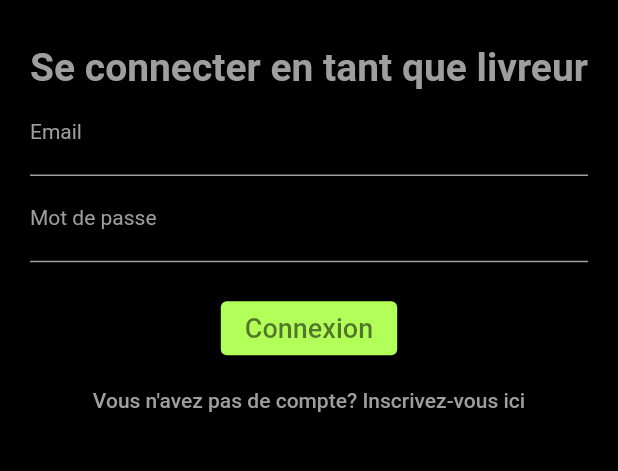
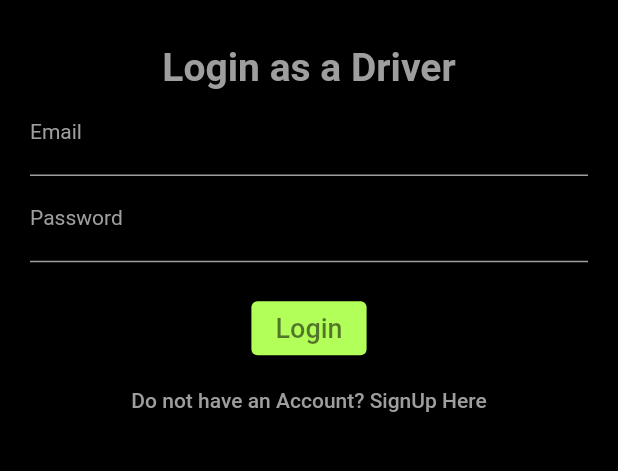
Before and after one commit to dialloibrahimakhaliloulaye/kaay_livre, a Flutter app: the screen it shows after launch, on a phone screen of 412 x 824 dp, the part 425-896 px from its top. Run offline on Flutter 3.47's test engine with Material 2 defaults, Android fonts, the phone set to English and light mode, and no system bars; our stand-ins replace assets_audio_player, firebase_auth, firebase_core, firebase_database, firebase_messaging, fluttertoast and 3 more; missing offline and left inert: flutter_geofire, flutter_polyline_points; accounts and stored records are empty.

Commit message:
yes got it

```diff
--- a/lib/authentification/car_info_screen.dart
+++ b/lib/authentification/car_info_screen.dart
@@ -36,7 +36,7 @@ class _CarInfoScreenState extends State<CarInfoScreen>
     DatabaseReference driversRef = FirebaseDatabase.instance.ref().child("drivers");
     driversRef.child(currentFirebaseUser!.uid).child("car_details").set(driverCarInfoMap);
 
-    Fluttertoast.showToast(msg: "Les détails du moto ont été enregistrés, félicitations.");
+    Fluttertoast.showToast(msg: "Car Details has been saved, Congratulations.");
     Navigator.push(context, MaterialPageRoute(builder: (C)=> const MySplashScreen()));
   }
 
@@ -153,7 +153,7 @@ class _CarInfoScreenState extends State<CarInfoScreen>
                 iconSize: 26,
                 dropdownColor: Colors.black,
                 hint: const Text(
-                  "Veuillez choisir le type de motos",
+                  "Please Choose Cars Type",
                   style: TextStyle(
                     fontSize: 14.0,
                     color: Colors.grey,
@@ -193,7 +193,7 @@ class _CarInfoScreenState extends State<CarInfoScreen>
                   primary: Colors.lightGreenAccent,
                 ),
                 child: const Text(
-                  "Sauvegarder maintenant",
+                  "Save Now",
                   style: TextStyle(
                     color: Colors.black54,
                     fontSize: 18,
--- a/lib/authentification/login_screen.dart
+++ b/lib/authentification/login_screen.dart
@@ -28,11 +28,11 @@ class _LoginScreenState extends State<LoginScreen>
   {
     if(!emailTextEditingController.text.contains("@"))
     {
-      Fluttertoast.showToast(msg: "L'adresse email n'est pas valide.");
+      Fluttertoast.showToast(msg: "Email address is not Valid.");
     }
     else if(passwordTextEditingController.text.isEmpty)
     {
-      Fluttertoast.showToast(msg: "Mot de passe requis.");
+      Fluttertoast.showToast(msg: "Password is required.");
     }
     else
     {
@@ -47,7 +47,7 @@ class _LoginScreenState extends State<LoginScreen>
         barrierDismissible: false,
         builder: (BuildContext c)
         {
-          return ProgressDialog(message: "Traitement en cours, veuillez patienter...",);
+          return ProgressDialog(message: "Processing, Please wait...",);
         }
     );
 
@@ -70,12 +70,12 @@ class _LoginScreenState extends State<LoginScreen>
         if(snap.value != null)
         {
           currentFirebaseUser = firebaseUser;
-          Fluttertoast.showToast(msg: "Connexion réussie.");
+          Fluttertoast.showToast(msg: "Login Successful.");
           Navigator.push(context, MaterialPageRoute(builder: (c)=> const MySplashScreen()));
         }
         else
         {
-          Fluttertoast.showToast(msg: "Aucun enregistrement n'existe avec cet e-mail.");
+          Fluttertoast.showToast(msg: "No record exist with this email.");
           fAuth.signOut();
           Navigator.push(context, MaterialPageRoute(builder: (c)=> const MySplashScreen()));
         }
@@ -84,7 +84,7 @@ class _LoginScreenState extends State<LoginScreen>
     else
     {
       Navigator.pop(context);
-      Fluttertoast.showToast(msg: "Une erreur s'est produite lors de la connexion.");
+      Fluttertoast.showToast(msg: "Error Occurred during Login.");
     }
   }
 
@@ -108,7 +108,7 @@ class _LoginScreenState extends State<LoginScreen>
               const SizedBox(height: 10,),
 
               const Text(
-                "Se connecter en tant que livreur",
+                "Login as a Driver",
                 style: TextStyle(
                   fontSize: 26,
                   color: Colors.grey,
@@ -150,8 +150,8 @@ class _LoginScreenState extends State<LoginScreen>
                     color: Colors.grey
                 ),
                 decoration: const InputDecoration(
-                  labelText: "Mot de passe",
-                  hintText: "Mot de passe",
+                  labelText: "Password",
+                  hintText: "Password",
                   enabledBorder: UnderlineInputBorder(
                     borderSide: BorderSide(color: Colors.grey),
                   ),
@@ -180,7 +180,7 @@ class _LoginScreenState extends State<LoginScreen>
                   primary: Colors.lightGreenAccent,
                 ),
                 child: const Text(
-                  "Connexion",
+                  "Login",
                   style: TextStyle(
                     color: Colors.black54,
                     fontSize: 18,
@@ -190,7 +190,7 @@ class _LoginScreenState extends State<LoginScreen>
 
               TextButton(
                 child: const Text(
-                  "Vous n'avez pas de compte? Inscrivez-vous ici",
+                  "Do not have an Account? SignUp Here",
                   style: TextStyle(color: Colors.grey),
                 ),
                 onPressed: ()
--- a/lib/authentification/signup_screen.dart
+++ b/lib/authentification/signup_screen.dart
@@ -28,19 +28,19 @@ class _SignUpScreenState extends State<SignUpScreen>
   {
     if(nameTextEditingController.text.length < 3)
       {
-        Fluttertoast.showToast(msg: "le nom doit comporter au moins 3 caractères.");
+        Fluttertoast.showToast(msg: "name must be atleast 3 characters.");
       }
     else if(!emailTextEditingController.text.contains("@"))
       {
-        Fluttertoast.showToast(msg: "l'adresse email n'est pas valide.");
+        Fluttertoast.showToast(msg: "Email address is not valid.");
       }
     else if(phoneTextEditingController.text.isEmpty)
     {
-      Fluttertoast.showToast(msg: "Le numéro de téléphone est requis.");
+      Fluttertoast.showToast(msg: "Phone Number is required.");
     }
     else if(passwordTextEditingController.text.length < 6)
     {
-      Fluttertoast.showToast(msg: "Le mot de passe doit être au moins de 6 caractères.");
+      Fluttertoast.showToast(msg: "Password must be atleast 6 Characters.");
     }
     else
       {
@@ -55,7 +55,7 @@ class _SignUpScreenState extends State<SignUpScreen>
         barrierDismissible: false,
         builder: (BuildContext c)
         {
-          return ProgressDialog(message: "Traitement en cours, veuillez patienter...",);
+          return ProgressDialog(message: "Processing, Please wait...",);
         }
     );
 
@@ -83,13 +83,13 @@ class _SignUpScreenState extends State<SignUpScreen>
         driversRef.child(firebaseUser.uid).set(driverMap);
 
         currentFirebaseUser = firebaseUser;
-        Fluttertoast.showToast(msg: "Le compte a été créé.");
+        Fluttertoast.showToast(msg: "Account has been Created.");
         Navigator.push(context, MaterialPageRoute(builder: (C)=> CarInfoScreen()));
       }
     else
       {
         Navigator.pop(context);
-        Fluttertoast.showToast(msg: "Le compte n'a pas été créé");
+        Fluttertoast.showToast(msg: "Account has not been created");
       }
   }
 
@@ -113,7 +113,7 @@ class _SignUpScreenState extends State<SignUpScreen>
               const SizedBox(height: 10,),
 
               const Text(
-                "S'inscrire en tant que livreur",
+                "Register as a Driver",
                 style: TextStyle(
                   fontSize: 26,
                   color: Colors.grey,
@@ -127,8 +127,8 @@ class _SignUpScreenState extends State<SignUpScreen>
                   color: Colors.grey,
                 ),
                 decoration: const InputDecoration(
-                  labelText: "Nom",
-                  hintText: "Nom",
+                  labelText: "Name",
+                  hintText: "Name",
                   enabledBorder: UnderlineInputBorder(
                     borderSide: BorderSide(color: Colors.grey),
                   ),
@@ -181,8 +181,8 @@ class _SignUpScreenState extends State<SignUpScreen>
                   color: Colors.grey,
                 ),
                 decoration: const InputDecoration(
-                  labelText: "Téléphoner",
-                  hintText: "Téléphoner",
+                  labelText: "Phone",
+                  hintText: "Phone",
                   enabledBorder: UnderlineInputBorder(
                     borderSide: BorderSide(color: Colors.grey),
                   ),
@@ -209,8 +209,8 @@ class _SignUpScreenState extends State<SignUpScreen>
                   color: Colors.grey,
                 ),
                 decoration: const InputDecoration(
-                  labelText: "Mot de passe",
-                  hintText: "Mot de passe",
+                  labelText: "Password",
+                  hintText: "Password",
                   enabledBorder: UnderlineInputBorder(
                     borderSide: BorderSide(color: Colors.grey),
                   ),
@@ -240,7 +240,7 @@ class _SignUpScreenState extends State<SignUpScreen>
                   primary: Colors.lightGreenAccent,
                 ),
                 child: const Text(
-                  "Créer un compte",
+                  "Create Account",
                   style: TextStyle(
                     color: Colors.black54,
                     fontSize: 18,
@@ -250,7 +250,7 @@ class _SignUpScreenState extends State<SignUpScreen>
 
               TextButton(
                 child: const Text(
-                  "Vous avez déjà un compte? Connectez-vous ici",
+                  "Already Have an Account? Login Here",
                   style: TextStyle(color: Colors.grey),
                 ),
                 onPressed: ()
--- a/lib/mainScreen/trips_history_screen.dart
+++ b/lib/mainScreen/trips_history_screen.dart
@@ -26,7 +26,7 @@ class _TripsHistoryScreenState extends State<TripsHistoryScreen>
       appBar: AppBar(
         backgroundColor: Colors.black,
         title: const Text(
-            "Historique trajets"
+            "Trips History"
         ),
         leading: IconButton(
           icon: const Icon(Icons.close),
--- a/lib/push_notifications/notification_dialog_box.dart
+++ b/lib/push_notifications/notification_dialog_box.dart
@@ -172,7 +172,7 @@ class _NotificationDialogBoxState extends State<NotificationDialogBox>
                             .remove();
                       }).then((value)
                       {
-                        Fluttertoast.showToast(msg: "La demande de livraison a été annulée, avec succès. Redémarrez l'application maintenant.");
+                        Fluttertoast.showToast(msg: "Ride Request has been Cancelled, Successfully. Restart App Now.");
                       });
                       Future.delayed(const Duration(milliseconds: 3000), ()
                       {
@@ -181,7 +181,7 @@ class _NotificationDialogBoxState extends State<NotificationDialogBox>
 
                     },
                     child: Text(
-                      "Annuler".toUpperCase(),
+                      "Cancel".toUpperCase(),
                       style: const TextStyle(
                         fontSize: 14.0,
                       ),
@@ -206,7 +206,7 @@ class _NotificationDialogBoxState extends State<NotificationDialogBox>
 
                     },
                     child: Text(
-                      "Accepter".toUpperCase(),
+                      "Accept".toUpperCase(),
                       style: const TextStyle(
                         fontSize: 14.0,
                       ),
@@ -238,7 +238,7 @@ class _NotificationDialogBoxState extends State<NotificationDialogBox>
       }
       else
       {
-        Fluttertoast.showToast(msg: "Cette demande de livraison n'existe pas.");
+        Fluttertoast.showToast(msg: "This ride request do not exists.");
       }
 
       if(getRideRequestId == widget.userRideRequestDetails!.rideRequestId)
@@ -257,7 +257,7 @@ class _NotificationDialogBoxState extends State<NotificationDialogBox>
       }
       else
       {
-        Fluttertoast.showToast(msg: "Cette demande de livraison n'existe pas.");
+        Fluttertoast.showToast(msg: "This Ride Request do not exists.");
       }
     });
   }
--- a/lib/push_notifications/push_notification_system.dart
+++ b/lib/push_notifications/push_notification_system.dart
@@ -93,7 +93,7 @@ class PushNotificationSystem
       }
       else
       {
-        Fluttertoast.showToast(msg: "Cette demande de livraison n'existe pas..");
+        Fluttertoast.showToast(msg: "This Ride Request Id do not exists.");
       }
     });
 
--- a/lib/splashScreen/splash_screen.dart
+++ b/lib/splashScreen/splash_screen.dart
@@ -59,7 +59,7 @@ class _MySplashScreenState extends State<MySplashScreen>
               const SizedBox(height: 10,),
 
               const Text(
-                "Bienvenue sur Kaay Livré",
+                "Bienvénue sur Kaay Livré",
                 style: TextStyle(
                   fontSize: 24,
                   color: Colors.white,
--- a/lib/tabPages/earning_tab.dart
+++ b/lib/tabPages/earning_tab.dart
@@ -29,7 +29,7 @@ class _EarningsTabPageState extends State<EarningsTabPage> {
                 children: [
 
                   const Text(
-                    "Vos gains:",
+                    "your Earnings:",
                     style: TextStyle(
                       color: Colors.grey,
                       fontSize: 16,
@@ -76,7 +76,11 @@ class _EarningsTabPageState extends State<EarningsTabPage> {
                   ),
 
                   const Text(
+<<<<<<< HEAD
                     "Livraison terminées",
+=======
+                    "Trips Completed",
+>>>>>>> parent of 3d7be7a (Traduction)
                     style: TextStyle(
                       color: Colors.black54,
                     ),
--- a/lib/tabPages/home_tab.dart
+++ b/lib/tabPages/home_tab.dart
@@ -58,7 +58,7 @@ class _HomeTabPageState extends State<HomeTabPage>
     newGoogleMapController!.animateCamera(CameraUpdate.newCameraPosition(cameraPosition));
 
     String humanReadableAddress = await AssistantMethods.searchAddressForGeographicCoOrdinates(driverCurrentPosition!, context);
-    print("C'est votre adresse = " + humanReadableAddress);
+    print("this is your address = " + humanReadableAddress);
 
     AssistantMethods.readDriverRatings(context);
   }
@@ -161,7 +161,7 @@ class _HomeTabPageState extends State<HomeTabPage>
                     });
 
                     //display Toast
-                    Fluttertoast.showToast(msg: "Vous êtes en ligne maintenant");
+                    Fluttertoast.showToast(msg: "you are Online Now");
                   }
                   else //online
                       {
@@ -174,7 +174,7 @@ class _HomeTabPageState extends State<HomeTabPage>
                     });
 
                     //display Toast
-                    Fluttertoast.showToast(msg: "Vous êtes hors ligne maintenant");
+                    Fluttertoast.showToast(msg: "you are Offline Now");
                   }
                 },
                 style: ElevatedButton.styleFrom(
--- a/lib/widgets/fare_amount_collection_dialog.dart
+++ b/lib/widgets/fare_amount_collection_dialog.dart
@@ -72,7 +72,7 @@ class _FareAmountCollectionDialogState extends State<FareAmountCollectionDialog>
             const Padding(
               padding: EdgeInsets.all(8.0),
               child: Text(
-                "Ceci est le montant total du voyage, veuillez le collecter auprès du client.",
+                "This is the total trip amount, Please it Collect from user.",
                 textAlign: TextAlign.center,
                 style: TextStyle(
                   color: Colors.grey,
@@ -99,7 +99,7 @@ class _FareAmountCollectionDialogState extends State<FareAmountCollectionDialog>
                   mainAxisAlignment: MainAxisAlignment.spaceBetween,
                   children: [
                     const Text(
-                      "Collecter l'argent",
+                      "Collect Cash",
                       style: TextStyle(
                         fontSize: 20,
                         color: Colors.white,
```
Also changed, not shown: lib/mainScreen/new_trip_screen.dart (+8 -8 lines), lib/tabPages/ratings_tab.dart (+5 -5 lines).
